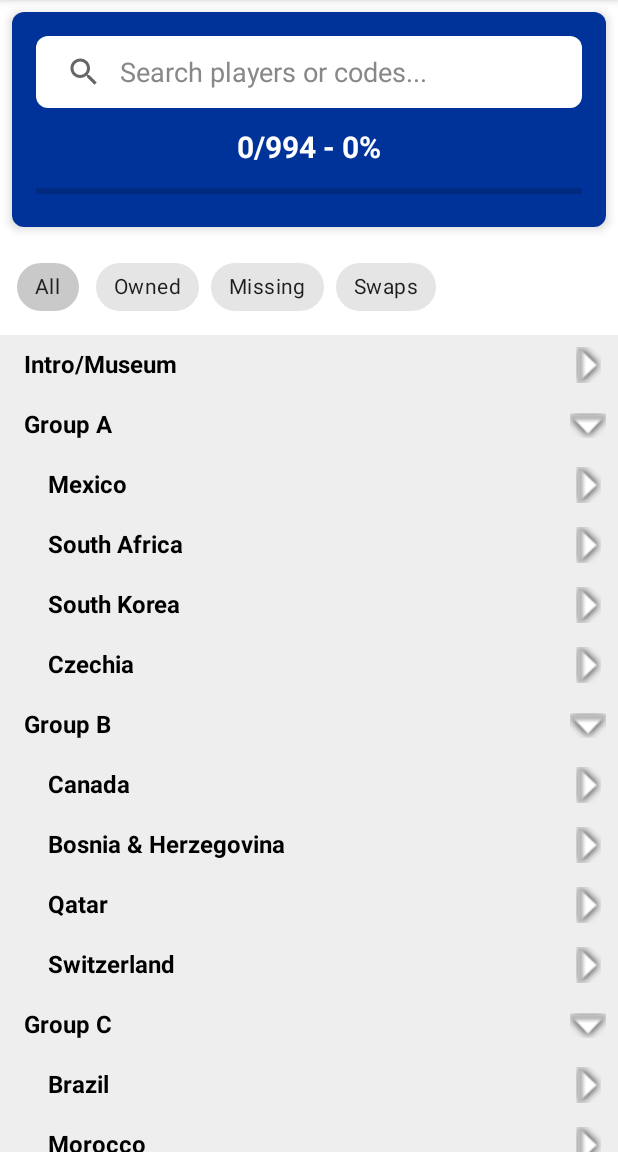
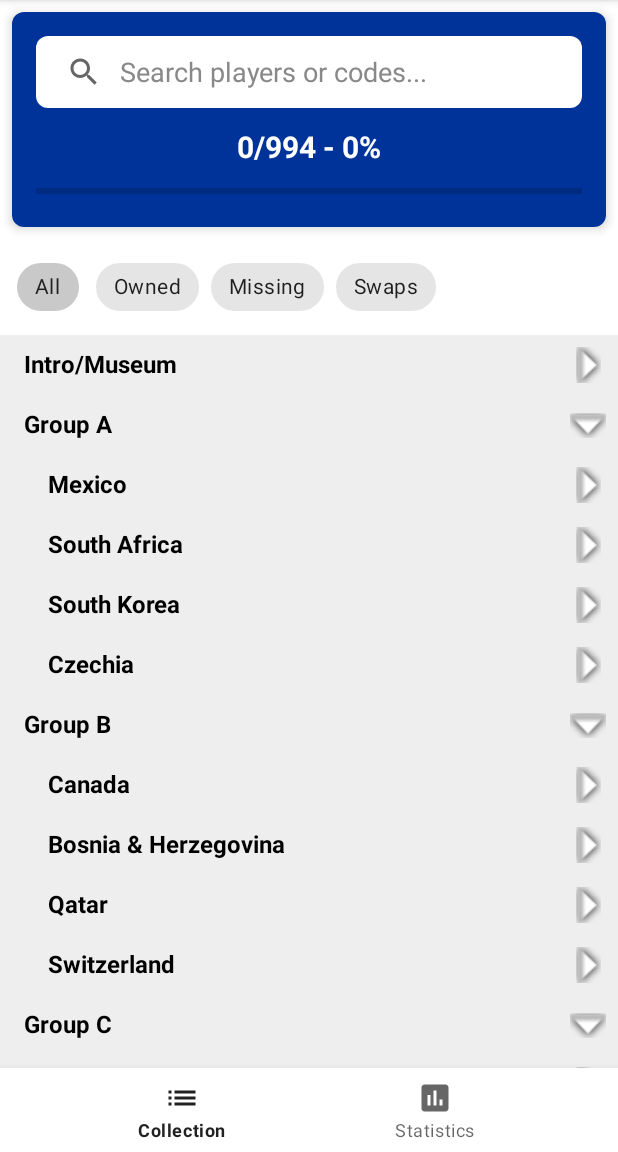
Before and after one commit to wpercybrooks/Panini-WC26-album-tracker, an Android app: the screen it shows after launch (MainActivity), on a phone screen of 412 x 824 dp, the part 84-1236 px from its top. Run offline under Robolectric (Android 15) with nearby library versions, the phone set to English and light mode, and no system bars; our stand-ins replace Room's generated code.

Commit message:
feat: implement collection statistics screen with sorting and navigation

```diff
--- a/app/src/main/kotlin/com/panini/wc26/MainActivity.kt
+++ b/app/src/main/kotlin/com/panini/wc26/MainActivity.kt
@@ -15,8 +15,11 @@ import com.panini.wc26.ui.FilterStatus
 import com.panini.wc26.ui.ListItem
 import com.panini.wc26.ui.StickerAdapter
 import com.panini.wc26.ui.StickerViewModel
+import com.panini.wc26.ui.NationStatAdapter
+import com.panini.wc26.ui.StatsSortMode
 import com.google.android.material.chip.Chip
 import com.google.android.material.chip.ChipGroup
+import com.google.android.material.bottomnavigation.BottomNavigationView
 import android.view.Menu
 import android.view.MenuItem
 import android.view.View
@@ -25,6 +28,7 @@ import kotlinx.coroutines.launch
 class MainActivity : AppCompatActivity() {
     private val viewModel: StickerViewModel by viewModels()
     private lateinit var adapter: StickerAdapter
+    private lateinit var nationStatAdapter: NationStatAdapter
 
     private val exportLauncher = registerForActivityResult(ActivityResultContracts.CreateDocument("application/json")) { uri ->
         uri?.let { viewModel.exportData(it, contentResolver) }
@@ -47,11 +51,25 @@ class MainActivity : AppCompatActivity() {
         super.onCreate(savedInstanceState)
         setContentView(R.layout.activity_main)
 
+        // Collection Views
+        val collectionContainer: View = findViewById(R.id.collectionContainer)
         val recyclerView: RecyclerView = findViewById(R.id.recyclerView)
         val progressText: TextView = findViewById(R.id.progressText)
         val progressBar: ProgressBar = findViewById(R.id.progressBar)
         val filterGroup: ChipGroup = findViewById(R.id.filterGroup)
         val searchView: androidx.appcompat.widget.SearchView = findViewById(R.id.searchView)
+
+        // Stats Views
+        val statsContainer: View = findViewById(R.id.statsContainer)
+        val statsGlobalProgressText: TextView = findViewById(R.id.statsGlobalProgressText)
+        val statsGlobalProgressBar: ProgressBar = findViewById(R.id.statsGlobalProgressBar)
+        val statsTotalSwapsText: TextView = findViewById(R.id.statsTotalSwapsText)
+        val statsTopRepeatedText: TextView = findViewById(R.id.statsTopRepeatedText)
+        val statsSortGroup: ChipGroup = findViewById(R.id.statsSortGroup)
+        val nationStatsRecyclerView: RecyclerView = findViewById(R.id.nationStatsRecyclerView)
+
+        // Navigation
+        val bottomNavigation: BottomNavigationView = findViewById(R.id.bottomNavigation)
 
         searchView.setOnQueryTextListener(object : androidx.appcompat.widget.SearchView.OnQueryTextListener {
             override fun onQueryTextSubmit(query: String?): Boolean = false
@@ -71,6 +89,15 @@ class MainActivity : AppCompatActivity() {
             viewModel.setFilterStatus(status)
         }
 
+        statsSortGroup.setOnCheckedStateChangeListener { group, checkedIds ->
+            val mode = when (checkedIds.firstOrNull()) {
+                R.id.chipSortName -> StatsSortMode.NAME
+                else -> StatsSortMode.PERCENTAGE
+            }
+            viewModel.setStatsSortMode(mode)
+        }
+
+        // Setup Collection Adapter
         adapter = StickerAdapter(
             onHeaderClick = { groupName ->
                 viewModel.toggleGroup(groupName)
@@ -82,12 +109,35 @@ class MainActivity : AppCompatActivity() {
         recyclerView.layoutManager = LinearLayoutManager(this)
         recyclerView.adapter = adapter
 
+        // Setup Stats Adapter
+        nationStatAdapter = NationStatAdapter()
+        nationStatsRecyclerView.layoutManager = LinearLayoutManager(this)
+        nationStatsRecyclerView.adapter = nationStatAdapter
+
+        // Bottom Navigation Logic
+        bottomNavigation.setOnItemSelectedListener { item ->
+            when (item.itemId) {
+                R.id.nav_collection -> {
+                    collectionContainer.visibility = View.VISIBLE
+                    statsContainer.visibility = View.GONE
+                    true
+                }
+                R.id.nav_stats -> {
+                    collectionContainer.visibility = View.GONE
+                    statsContainer.visibility = View.VISIBLE
+                    true
+                }
+                else -> false
+            }
+        }
+
         androidx.core.view.ViewCompat.setOnApplyWindowInsetsListener(recyclerView) { v, insets ->
             val systemBars = insets.getInsets(androidx.core.view.WindowInsetsCompat.Type.systemBars())
             v.setPadding(v.paddingLeft, v.paddingTop, v.paddingRight, systemBars.bottom + 16)
             insets
         }
 
+        // Observe ViewModel Flows
         lifecycleScope.launch {
             viewModel.items.collect { items ->
                 adapter.submitList(items)
@@ -97,6 +147,28 @@ class MainActivity : AppCompatActivity() {
         lifecycleScope.launch {
             viewModel.progress.collect { (owned, total) ->
                 updateProgress(owned, total, progressText, progressBar)
+                updateProgress(owned, total, statsGlobalProgressText, statsGlobalProgressBar)
+            }
+        }
+
+        lifecycleScope.launch {
+            viewModel.totalSwaps.collect { total ->
+                statsTotalSwapsText.text = "$total stickers"
+            }
+        }
+
+        lifecycleScope.launch {
+            viewModel.topRepeated.collect { stickers ->
+                val text = stickers.joinToString("\n") { sticker ->
+                    "${sticker.id} (${sticker.ncopies} copies)"
+                }.ifEmpty { "No duplicates yet." }
+                statsTopRepeatedText.text = text
+            }
+        }
+
+        lifecycleScope.launch {
+            viewModel.nationStats.collect { stats ->
+                nationStatAdapter.submitList(stats)
             }
         }
     }
--- a/app/src/main/kotlin/com/panini/wc26/ui/StickerViewModel.kt
+++ b/app/src/main/kotlin/com/panini/wc26/ui/StickerViewModel.kt
@@ -19,6 +19,17 @@ enum class FilterStatus {
     ALL, OWNED, MISSING, DUPLICATED
 }
 
+enum class StatsSortMode {
+    NAME, PERCENTAGE
+}
+
+data class NationStat(
+    val name: String,
+    val owned: Int,
+    val total: Int,
+    val duplicates: Int
+)
+
 class StickerViewModel(application: Application) : AndroidViewModel(application) {
     private val db = AppDatabase.getDatabase(application)
     private val stickerDao = db.stickerDao()
@@ -28,6 +39,18 @@ class StickerViewModel(application: Application) : AndroidViewModel(application)
 
     private val _progress = MutableStateFlow(Pair(0, 0))
     val progress: StateFlow<Pair<Int, Int>> = _progress
+
+    private val _totalSwaps = MutableStateFlow(0)
+    val totalSwaps: StateFlow<Int> = _totalSwaps
+
+    private val _topRepeated = MutableStateFlow<List<Sticker>>(emptyList())
+    val topRepeated: StateFlow<List<Sticker>> = _topRepeated
+
+    private val _nationStats = MutableStateFlow<List<NationStat>>(emptyList())
+    val nationStats: StateFlow<List<NationStat>> = _nationStats
+
+    private val _statsSortMode = MutableStateFlow(StatsSortMode.PERCENTAGE)
+    val statsSortMode: StateFlow<StatsSortMode> = _statsSortMode
 
     private val _filterStatus = MutableStateFlow(FilterStatus.ALL)
     val filterStatus: StateFlow<FilterStatus> = _filterStatus
@@ -47,11 +70,52 @@ class StickerViewModel(application: Application) : AndroidViewModel(application)
     private fun loadStickers() {
         viewModelScope.launch {
             allStickers = stickerDao.getAllStickers()
+
+            // Basic Progress
             val total = allStickers.size
             val owned = allStickers.count { it.ncopies > 0 }
             _progress.value = Pair(owned, total)
+
+            // Total Swaps
+            _totalSwaps.value = allStickers.sumOf { if (it.ncopies > 1) it.ncopies - 1 else 0 }
+
+            // Top Repeated
+            _topRepeated.value = allStickers.filter { it.ncopies > 1 }
+                .sortedByDescending { it.ncopies }
+                .take(3)
+
+            // Nation Stats
+            computeNationStats()
+
             updateList()
         }
+    }
+
+    private fun computeNationStats() {
+        val groups = allStickers.groupBy { it.country ?: it.group ?: "Unknown" }
+        val stats = groups.map { (name, stickers) ->
+            NationStat(
+                name = name,
+                owned = stickers.count { it.ncopies > 0 },
+                total = stickers.size,
+                duplicates = stickers.sumOf { if (it.ncopies > 1) it.ncopies - 1 else 0 }
+            )
+        }
+
+        val sortedStats = when (_statsSortMode.value) {
+            StatsSortMode.NAME -> stats.sortedBy { it.name }
+            StatsSortMode.PERCENTAGE -> stats.sortedWith(
+                compareByDescending<NationStat> {
+                    if (it.total > 0) (it.owned.toFloat() / it.total) else 0f
+                }.thenBy { it.name }
+            )
+        }
+        _nationStats.value = sortedStats
+    }
+
+    fun setStatsSortMode(mode: StatsSortMode) {
+        _statsSortMode.value = mode
+        computeNationStats()
     }
 
     fun exportData(uri: Uri, contentResolver: ContentResolver) {
--- /dev/null
+++ b/app/src/main/res/drawable/ic_list.xml
@@ -0,0 +1,10 @@
+<vector xmlns:android="http://schemas.android.com/apk/res/android"
+    android:width="24dp"
+    android:height="24dp"
+    android:viewportWidth="24"
+    android:viewportHeight="24"
+    android:tint="?attr/colorControlNormal">
+    <path
+        android:fillColor="@android:color/white"
+        android:pathData="M3,13h2v-2H3V13zM3,17h2v-2H3V17zM3,9h2V7H3V9zM7,13h14v-2H7V13zM7,17h14v-2H7V17zM7,9h14V7H7V9z" />
+</vector>
--- /dev/null
+++ b/app/src/main/res/drawable/ic_stats.xml
@@ -0,0 +1,10 @@
+<vector xmlns:android="http://schemas.android.com/apk/res/android"
+    android:width="24dp"
+    android:height="24dp"
+    android:viewportWidth="24"
+    android:viewportHeight="24"
+    android:tint="?attr/colorControlNormal">
+    <path
+        android:fillColor="@android:color/white"
+        android:pathData="M19,3H5C3.9,3,3,3.9,3,5v14c0,1.1,0.9,2,2,2h14c1.1,0,2-0.9,2-2V5C21,3.9,20.1,3,19,3zM9,17H7v-7h2V17zM13,17h-2V7h2V17zM17,17h-2v-4h2V17z" />
+</vector>
--- a/app/src/main/res/layout/activity_main.xml
+++ b/app/src/main/res/layout/activity_main.xml
@@ -6,6 +6,17 @@
     android:layout_height="match_parent"
     android:orientation="vertical"
     tools:context=".MainActivity">
+
+    <FrameLayout
+        android:layout_width="match_parent"
+        android:layout_height="0dp"
+        android:layout_weight="1">
+
+        <LinearLayout
+            android:id="@+id/collectionContainer"
+            android:layout_width="match_parent"
+            android:layout_height="match_parent"
+            android:orientation="vertical">
 
             <androidx.cardview.widget.CardView
                 android:layout_width="match_parent"
@@ -107,3 +118,15 @@
                 android:clipToPadding="false" />
 
         </LinearLayout>
+
+        <include layout="@layout/layout_stats" />
+
+    </FrameLayout>
+
+    <com.google.android.material.bottomnavigation.BottomNavigationView
+        android:id="@+id/bottomNavigation"
+        android:layout_width="match_parent"
+        android:layout_height="wrap_content"
+        app:menu="@menu/bottom_nav_menu" />
+
+</LinearLayout>
--- /dev/null
+++ b/app/src/main/res/menu/bottom_nav_menu.xml
@@ -0,0 +1,11 @@
+<?xml version="1.0" encoding="utf-8"?>
+<menu xmlns:android="http://schemas.android.com/apk/res/android">
+    <item
+        android:id="@+id/nav_collection"
+        android:icon="@drawable/ic_list"
+        android:title="Collection" />
+    <item
+        android:id="@+id/nav_stats"
+        android:icon="@drawable/ic_stats"
+        android:title="Statistics" />
+</menu>
```
Also changed, not shown: app/src/main/kotlin/com/panini/wc26/ui/NationStatAdapter.kt (added, +43 -0 lines), app/src/main/res/layout/item_nation_stat.xml (added, +49 -0 lines), app/src/main/res/layout/layout_stats.xml (added, +150 -0 lines), 4 other files. Lines whose indentation alone changed are shown as unchanged.
